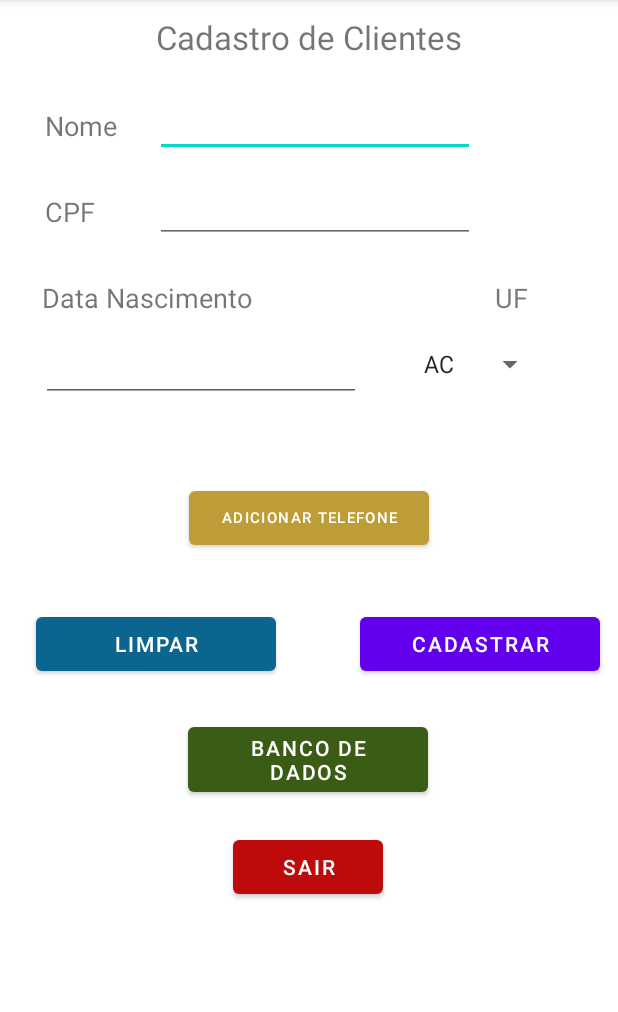
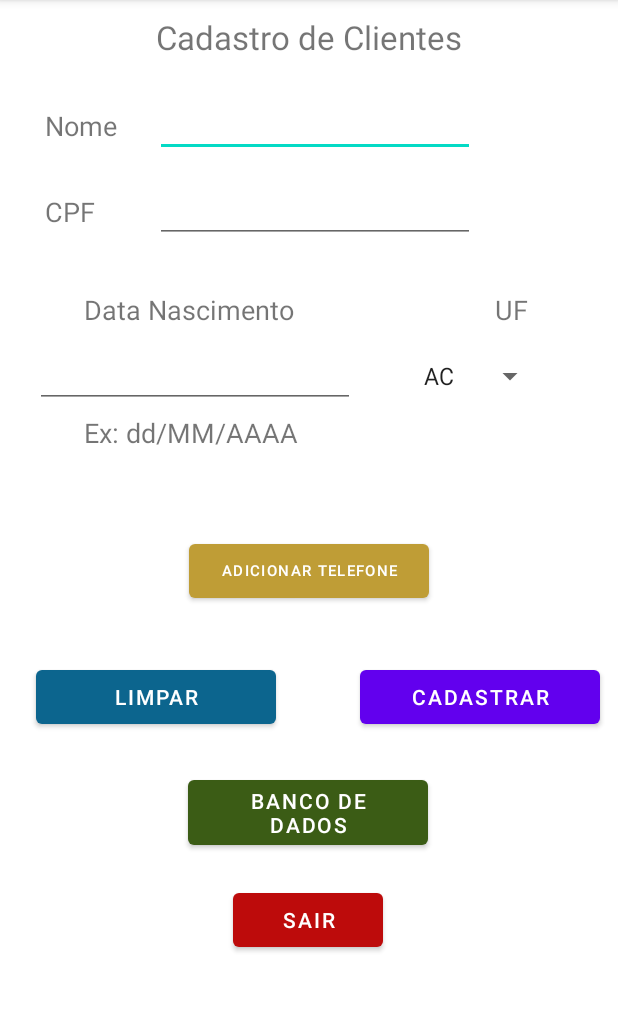
Before and after one commit to MarcoMartiniano/desafioTecnicoMaxProcess, an Android app: the screen it shows after launch (MainActivity), on a phone screen of 412 x 824 dp, the part 84-1096 px from its top. Run offline under Robolectric (Android 15) with nearby library versions, the phone set to English and light mode, and no system bars.

```diff
--- a/app/src/main/java/com/marco/desafiotecnicomaxprocess/BDContentProvider.java
+++ b/app/src/main/java/com/marco/desafiotecnicomaxprocess/BDContentProvider.java
@@ -179,7 +179,7 @@ public class BDContentProvider extends ContentProvider {
         public static final String uri_Telefones = uri + "/telefones";
         public static final Uri TELEFONES_URI = Uri.parse(uri_Telefones);
 
-        public static final String BD_NOME = "BDteste4";
+        public static final String BD_NOME = "BDDesafio";
         public static final int BD_VERSION =  1;
     }
 
--- a/app/src/main/res/layout/activity_main.xml
+++ b/app/src/main/res/layout/activity_main.xml
@@ -75,40 +75,28 @@
                 app:layout_constraintStart_toEndOf="@+id/textView4"
                 app:layout_constraintTop_toBottomOf="@+id/editTextNome" />
 
+            <EditText
+                android:id="@+id/editTextDataNascimento"
+                android:layout_width="wrap_content"
+                android:layout_height="wrap_content"
+                android:layout_marginTop="8dp"
+                android:ems="10"
+                android:inputType="date"
+                app:layout_constraintEnd_toEndOf="parent"
+                app:layout_constraintHorizontal_bias="0.119"
+                app:layout_constraintStart_toStartOf="parent"
+                app:layout_constraintTop_toBottomOf="@+id/textView5" />
+
             <TextView
                 android:id="@+id/textView5"
                 android:layout_width="wrap_content"
                 android:layout_height="wrap_content"
-                android:layout_marginStart="28dp"
-                android:layout_marginLeft="28dp"
-                android:layout_marginTop="24dp"
+                android:layout_marginStart="56dp"
+                android:layout_marginLeft="56dp"
+                android:layout_marginTop="32dp"
                 android:text="Data Nascimento"
                 android:textSize="18sp"
                 app:layout_constraintStart_toStartOf="parent"
-                app:layout_constraintTop_toBottomOf="@+id/editTexCPF" />
-
-            <EditText
-                android:id="@+id/editTextDataNascimento"
-                android:layout_width="wrap_content"
-                android:layout_height="wrap_content"
-                android:layout_marginTop="12dp"
-                android:ems="10"
-                android:inputType="date"
-                app:layout_constraintEnd_toEndOf="parent"
-                app:layout_constraintHorizontal_bias="0.139"
-                app:layout_constraintStart_toStartOf="parent"
-                app:layout_constraintTop_toBottomOf="@+id/textView5" />
-
-            <TextView
-                android:id="@+id/textView6"
-                android:layout_width="wrap_content"
-                android:layout_height="wrap_content"
-                android:layout_marginTop="24dp"
-                android:layout_marginEnd="60dp"
-                android:layout_marginRight="60dp"
-                android:text="UF"
-                android:textSize="18sp"
-                app:layout_constraintEnd_toEndOf="parent"
                 app:layout_constraintTop_toBottomOf="@+id/editTexCPF" />
 
             <Spinner
@@ -121,20 +109,43 @@
                 app:layout_constraintEnd_toEndOf="parent"
                 app:layout_constraintTop_toBottomOf="@+id/textView6" />
 
+            <TextView
+                android:id="@+id/textView8"
+                android:layout_width="wrap_content"
+                android:layout_height="wrap_content"
+                android:layout_marginStart="56dp"
+                android:layout_marginLeft="56dp"
+                android:layout_marginTop="4dp"
+                android:text="Ex: dd/MM/AAAA"
+                android:textSize="18sp"
+                app:layout_constraintStart_toStartOf="parent"
+                app:layout_constraintTop_toBottomOf="@+id/editTextDataNascimento" />
+
             <LinearLayout
                 android:id="@+id/LinearLayoutTelefones"
                 android:layout_width="350dp"
                 android:layout_height="wrap_content"
                 android:layout_marginStart="24dp"
                 android:layout_marginLeft="24dp"
-                android:layout_marginTop="25dp"
+                android:layout_marginTop="28dp"
                 android:orientation="vertical"
                 app:layout_constraintStart_toStartOf="parent"
-                app:layout_constraintTop_toBottomOf="@+id/editTextDataNascimento">
-
+                app:layout_constraintTop_toBottomOf="@+id/textView8">
 
 
             </LinearLayout>
+
+            <TextView
+                android:id="@+id/textView6"
+                android:layout_width="wrap_content"
+                android:layout_height="wrap_content"
+                android:layout_marginTop="32dp"
+                android:layout_marginEnd="60dp"
+                android:layout_marginRight="60dp"
+                android:text="UF"
+                android:textSize="18sp"
+                app:layout_constraintEnd_toEndOf="parent"
+                app:layout_constraintTop_toBottomOf="@+id/editTexCPF" />
 
             <Button
                 android:id="@+id/buttonBancodeDados"
```
Also changed, not shown: app/src/main/java/com/marco/desafiotecnicomaxprocess/MainActivity.java (+19 -19 lines), app/src/main/java/com/marco/desafiotecnicomaxprocess/MainActivity2.java (+27 -32 lines).
